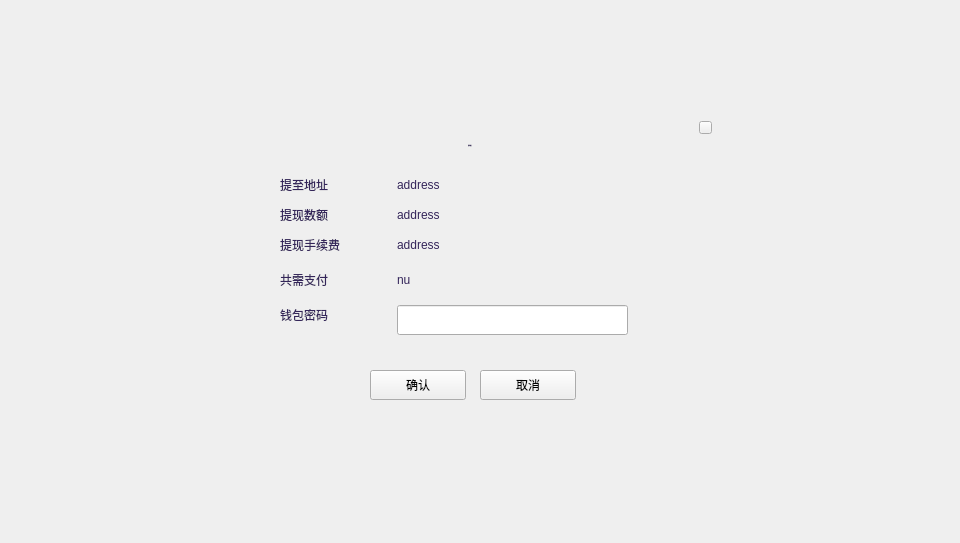
Old version of the form XWCWallet/withdrawpage/WithdrawConfirmWidget.ui in the repository Whitecoin-Owner/Whitecoin-qt.
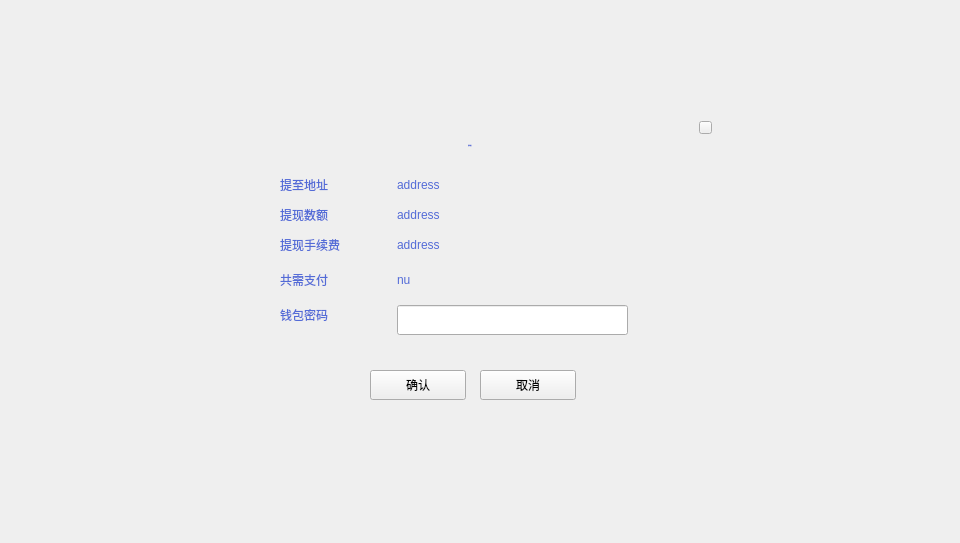
New version of the form.

```diff
--- a/XWCWallet/withdrawpage/WithdrawConfirmWidget.ui
+++ b/XWCWallet/withdrawpage/WithdrawConfirmWidget.ui
@@ -51,7 +51,7 @@
      </property>
      <property name="styleSheet">
       <string notr="true">font: 14px &quot;微软雅黑&quot;;
-color: rgb(52,37,90);</string>
+color: rgb(83,107,215);</string>
      </property>
      <property name="text">
       <string>提现确认</string>
@@ -70,7 +70,7 @@
       </rect>
      </property>
      <property name="styleSheet">
-      <string notr="true">color: rgb(52,37,90);
+      <string notr="true">color: rgb(83,107,215);
 font: 11px &quot;Microsoft YaHei UI Light&quot;;</string>
      </property>
      <property name="text">
@@ -90,7 +90,7 @@
       </rect>
      </property>
      <property name="styleSheet">
-      <string notr="true">color: rgb(52,37,90);
+      <string notr="true">color: rgb(83,107,215);
 font: 11px &quot;Microsoft YaHei UI Light&quot;;</string>
      </property>
      <property name="text">
@@ -107,7 +107,7 @@
       </rect>
      </property>
      <property name="styleSheet">
-      <string notr="true">color: rgb(52,37,90);
+      <string notr="true">color: rgb(83,107,215);
 font: 11px &quot;Microsoft YaHei UI Light&quot;;</string>
      </property>
      <property name="text">
@@ -140,7 +140,7 @@
       </rect>
      </property>
      <property name="styleSheet">
-      <string notr="true">color: rgb(52,37,90);
+      <string notr="true">color: rgb(83,107,215);
 font: 11px &quot;Microsoft YaHei UI Light&quot;;</string>
      </property>
      <property name="text">
@@ -157,7 +157,7 @@
       </rect>
      </property>
      <property name="styleSheet">
-      <string notr="true">color: rgb(52,37,90);
+      <string notr="true">color: rgb(83,107,215);
 font: 11px &quot;Microsoft YaHei UI Light&quot;;</string>
      </property>
      <property name="text">
@@ -174,7 +174,7 @@
       </rect>
      </property>
      <property name="styleSheet">
-      <string notr="true">color: rgb(52,37,90);
+      <string notr="true">color: rgb(83,107,215);
 font: 11px &quot;Microsoft YaHei UI Light&quot;;</string>
      </property>
      <property name="text">
@@ -191,7 +191,7 @@
       </rect>
      </property>
      <property name="styleSheet">
-      <string notr="true">color: rgb(52,37,90);
+      <string notr="true">color: rgb(83,107,215);
 font: 11px &quot;Microsoft YaHei UI Light&quot;;</string>
      </property>
      <property name="text">
@@ -224,7 +224,7 @@
       </rect>
      </property>
      <property name="styleSheet">
-      <string notr="true">color: rgb(52,37,90);
+      <string notr="true">color: rgb(83,107,215);
 font: 11px &quot;Microsoft YaHei UI Light&quot;;</string>
      </property>
      <property name="text">
@@ -241,7 +241,7 @@
       </rect>
      </property>
      <property name="styleSheet">
-      <string notr="true">color: rgb(52,37,90);
+      <string notr="true">color: rgb(83,107,215);
 font: 11px &quot;Microsoft YaHei UI Light&quot;;</string>
      </property>
      <property name="text">
```
